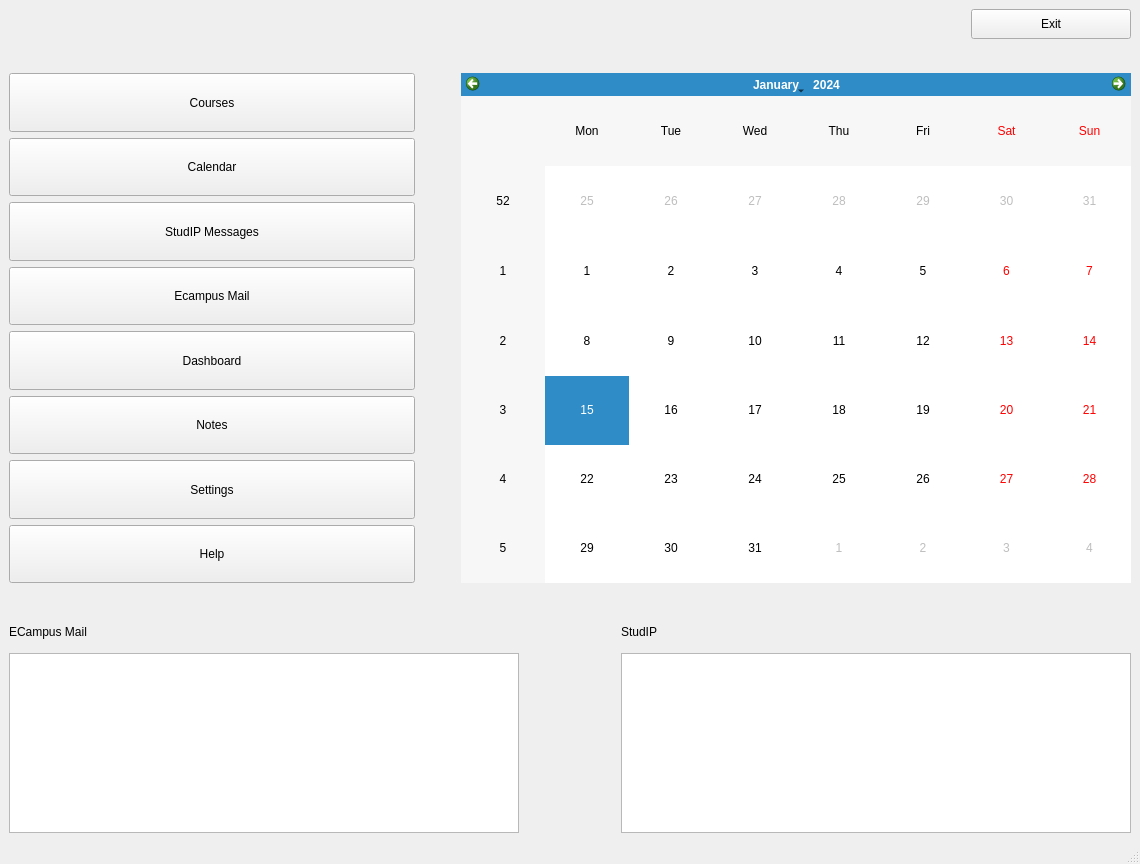
Old version of the form main/UI/menu.ui in the repository Demonim/Simargl-Study-Project.
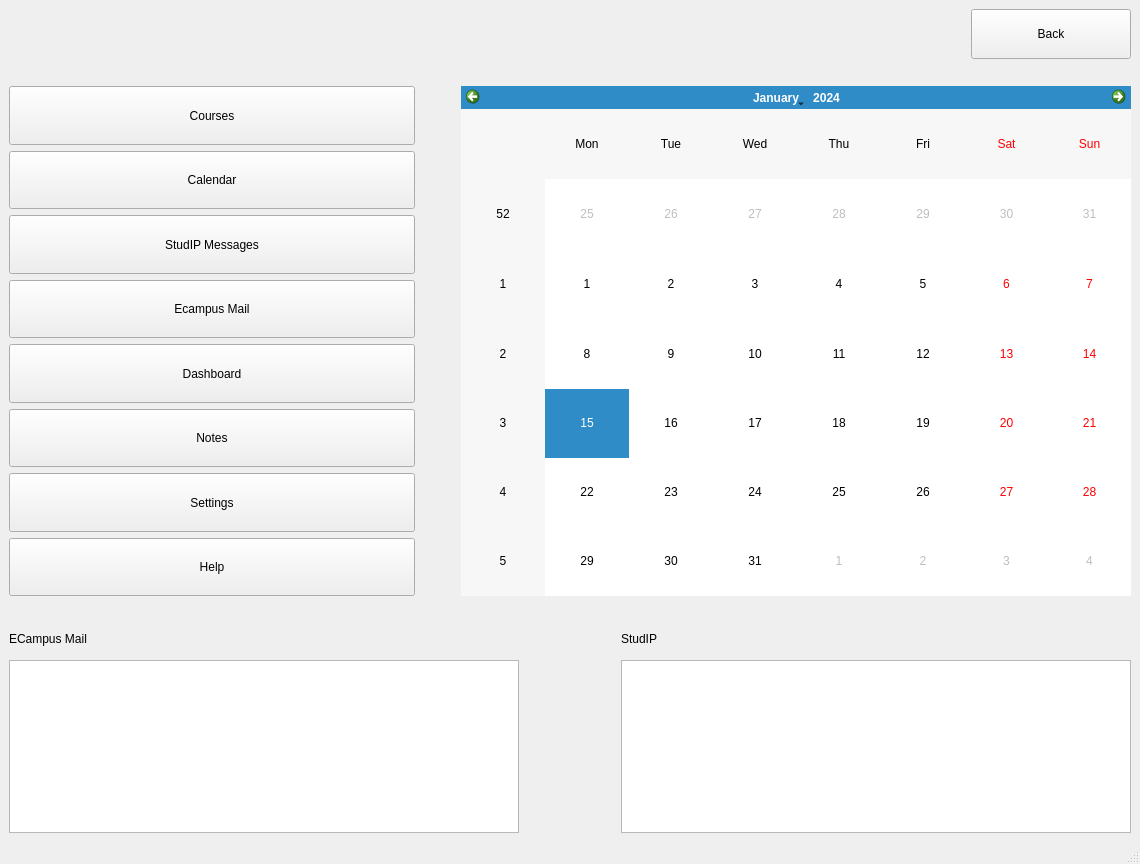
New version of the form.

Commit message: Сosmetic changes

```diff
--- a/main/UI/menu.ui
+++ b/main/UI/menu.ui
@@ -90,7 +90,7 @@
         <property name="minimumSize">
          <size>
           <width>90</width>
-          <height>30</height>
+          <height>50</height>
          </size>
         </property>
         <property name="maximumSize">
@@ -100,7 +100,7 @@
          </size>
         </property>
         <property name="text">
-         <string>Exit</string>
+         <string>Back</string>
         </property>
        </widget>
       </item>
```
Left out of the diff: 12 changed lines with no effect on the pictures. The commit also changes 2 other files.
